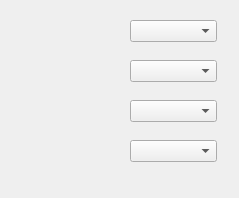
Above: NewSession/SerialSetting.ui from heyuanjie87/QTerminal before the change. Below: the same form after it.
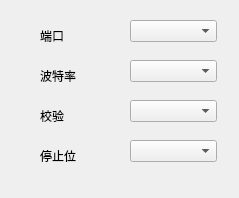
That is the form after the change.

Diff of the .ui file:
```diff
--- a/NewSession/SerialSetting.ui
+++ b/NewSession/SerialSetting.ui
@@ -53,6 +53,58 @@
     </rect>
    </property>
   </widget>
+  <widget class="QLabel" name="label">
+   <property name="geometry">
+    <rect>
+     <x>40</x>
+     <y>30</y>
+     <width>54</width>
+     <height>12</height>
+    </rect>
+   </property>
+   <property name="text">
+    <string>端口</string>
+   </property>
+  </widget>
+  <widget class="QLabel" name="label_2">
+   <property name="geometry">
+    <rect>
+     <x>40</x>
+     <y>70</y>
+     <width>54</width>
+     <height>12</height>
+    </rect>
+   </property>
+   <property name="text">
+    <string>波特率</string>
+   </property>
+  </widget>
+  <widget class="QLabel" name="label_3">
+   <property name="geometry">
+    <rect>
+     <x>40</x>
+     <y>110</y>
+     <width>54</width>
+     <height>12</height>
+    </rect>
+   </property>
+   <property name="text">
+    <string>校验</string>
+   </property>
+  </widget>
+  <widget class="QLabel" name="label_4">
+   <property name="geometry">
+    <rect>
+     <x>40</x>
+     <y>150</y>
+     <width>54</width>
+     <height>12</height>
+    </rect>
+   </property>
+   <property name="text">
+    <string>停止位</string>
+   </property>
+  </widget>
  </widget>
  <resources/>
  <connections/>
```
Left out of the diff: 8 changed lines with no effect on the pictures.
